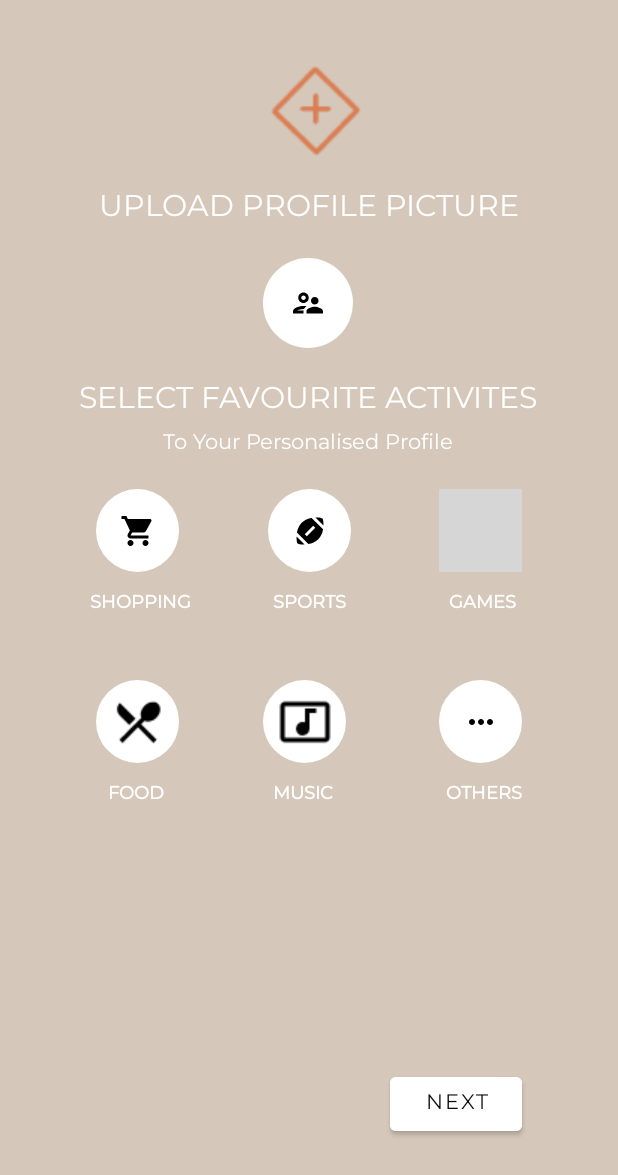
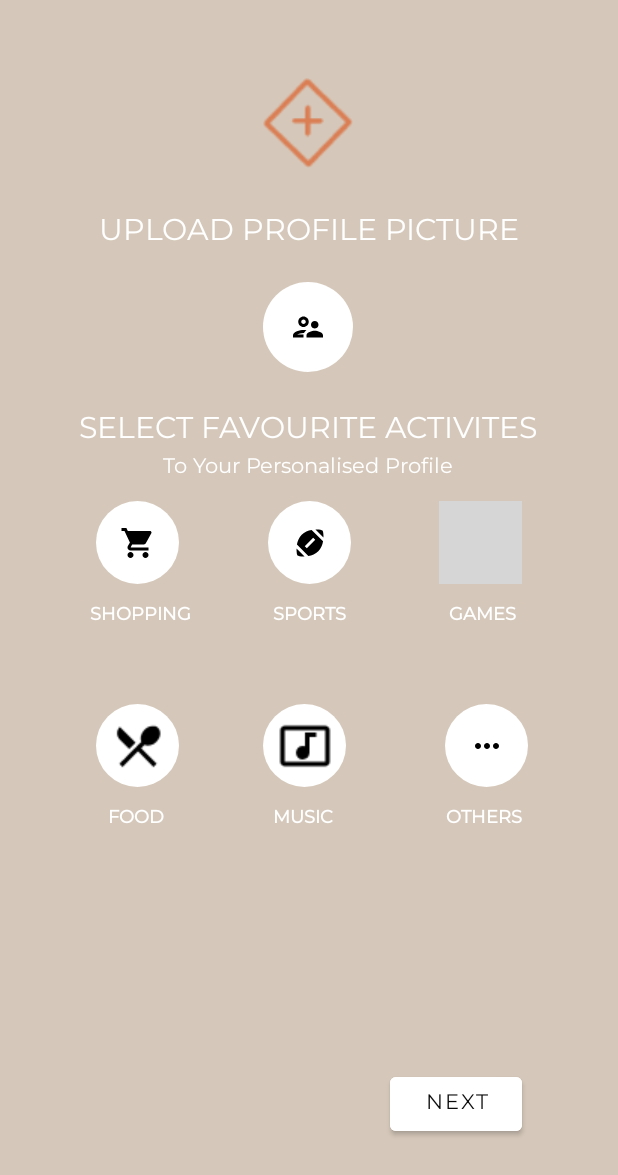
Before and after one commit to leeminhan/PostIt, an Android app: the ProfileSetupActivity screen opened directly, with no data from a screen before it, on a phone screen of 412 x 824 dp. Shown: the top 1175 px of the screen. Run offline under Robolectric (Android 15) with nearby library versions, the phone set to English and light mode, and no system bars; our stand-ins replace Volley; Roboto replaces fonts that are not available here; grey boxes are pictures that could not be loaded.

Commit message:
allsgood3

```diff
--- a/app/src/main/res/layout/profile_preferences_setup.xml
+++ b/app/src/main/res/layout/profile_preferences_setup.xml
@@ -24,7 +24,7 @@
         android:id="@+id/textView"
         android:layout_width="wrap_content"
         android:layout_height="wrap_content"
-        android:layout_marginTop="124dp"
+        android:layout_marginTop="140dp"
         android:fontFamily="@font/montserrat"
         android:gravity="center"
         android:text="Upload Profile Picture"
@@ -36,70 +36,27 @@
         app:layout_constraintStart_toStartOf="parent"
         app:layout_constraintTop_toTopOf="parent" />
 
-    <ImageButton
-        android:id="@+id/uploadProfileImageBtn"
-        android:layout_width="60dp"
-        android:layout_height="60dp"
-        android:layout_marginTop="172dp"
-        android:background="@drawable/rounded_button"
-        android:contentDescription="TODO"
-        android:src="@drawable/ic_user"
-        app:layout_constraintEnd_toEndOf="parent"
-        app:layout_constraintHorizontal_bias="0.498"
-        app:layout_constraintStart_toStartOf="parent"
-        app:layout_constraintTop_toTopOf="parent"
-        tools:srcCompat="@tools:sample/avatars" />
-
     <TextView
-        android:id="@+id/textView5"
-        android:layout_width="wrap_content"
-        android:layout_height="wrap_content"
-        android:layout_marginTop="20dp"
-        android:fontFamily="@font/montserrat"
-        android:gravity="center"
-        android:text="Select Favourite Activites"
-        android:textAlignment="center"
-        android:textAllCaps="true"
-        android:textColor="@color/colorPrimary"
-        android:textSize="20sp"
-        app:layout_constraintEnd_toEndOf="parent"
-        app:layout_constraintHorizontal_bias="0.495"
-        app:layout_constraintStart_toStartOf="parent"
-        app:layout_constraintTop_toBottomOf="@+id/uploadProfileImageBtn" />
-
-    <ImageButton
-        android:id="@+id/foodBtn"
-        android:layout_width="55dp"
-        android:layout_height="55dp"
-        android:layout_marginStart="64dp"
-        android:layout_marginTop="72dp"
-        android:background="@drawable/rounded_button"
-        app:layout_constraintEnd_toStartOf="@+id/musicBtn"
-        app:layout_constraintHorizontal_bias="0.0"
-        app:layout_constraintStart_toStartOf="parent"
-        app:layout_constraintTop_toBottomOf="@+id/shoppingBtn"
-        app:srcCompat="@drawable/category_food" />
-
-    <TextView
-        android:id="@+id/textView4"
+        android:id="@+id/textView9"
         android:layout_width="wrap_content"
         android:layout_height="wrap_content"
         android:layout_marginTop="12dp"
-        android:layout_marginEnd="68dp"
-        android:fontFamily="@font/montserrat"
-        android:text="@string/event_games_default_category"
+        android:gravity="center|center_vertical"
+        android:text="@string/category_music"
         android:textAllCaps="true"
         android:textColor="@color/colorPrimary"
         android:textSize="12sp"
         android:textStyle="bold"
         app:layout_constraintEnd_toEndOf="parent"
-        app:layout_constraintTop_toBottomOf="@+id/gamesBtn" />
+        app:layout_constraintHorizontal_bias="0.49"
+        app:layout_constraintStart_toStartOf="parent"
+        app:layout_constraintTop_toBottomOf="@+id/musicBtn" />
 
     <ImageButton
         android:id="@+id/sportsBtn"
         android:layout_width="55dp"
         android:layout_height="55dp"
-        android:layout_marginTop="20dp"
+        android:layout_marginTop="12dp"
         android:background="@drawable/rounded_button"
         android:contentDescription="TODO"
         app:layout_constraintEnd_toEndOf="parent"
@@ -126,25 +83,13 @@
         android:id="@+id/othersBtn"
         android:layout_width="55dp"
         android:layout_height="55dp"
-        android:layout_marginTop="72dp"
-        android:layout_marginEnd="64dp"
+        android:layout_marginTop="80dp"
+        android:layout_marginEnd="60dp"
         android:background="@drawable/rounded_button"
         android:contentDescription="TODO"
         app:layout_constraintEnd_toEndOf="parent"
         app:layout_constraintTop_toBottomOf="@+id/gamesBtn"
         app:srcCompat="@drawable/ic_category_others" />
-
-    <ImageButton
-        android:id="@+id/musicBtn"
-        android:layout_width="55dp"
-        android:layout_height="55dp"
-        android:layout_marginTop="72dp"
-        android:background="@drawable/rounded_button"
-        app:layout_constraintEnd_toEndOf="parent"
-        app:layout_constraintHorizontal_bias="0.491"
-        app:layout_constraintStart_toStartOf="parent"
-        app:layout_constraintTop_toBottomOf="@+id/sportsBtn"
-        app:srcCompat="@drawable/category_music" />
 
     <TextView
         android:id="@+id/textView3"
@@ -162,10 +107,50 @@
         app:layout_constraintTop_toBottomOf="@+id/sportsBtn" />
 
     <ImageButton
+        android:id="@+id/foodBtn"
+        android:layout_width="55dp"
+        android:layout_height="55dp"
+        android:layout_marginStart="64dp"
+        android:layout_marginTop="80dp"
+        android:background="@drawable/rounded_button"
+        app:layout_constraintEnd_toStartOf="@+id/musicBtn"
+        app:layout_constraintHorizontal_bias="0.0"
+        app:layout_constraintStart_toStartOf="parent"
+        app:layout_constraintTop_toBottomOf="@+id/shoppingBtn"
+        app:srcCompat="@drawable/category_food" />
+
+    <TextView
+        android:id="@+id/textView4"
+        android:layout_width="wrap_content"
+        android:layout_height="wrap_content"
+        android:layout_marginTop="12dp"
+        android:layout_marginEnd="68dp"
+        android:fontFamily="@font/montserrat"
+        android:text="@string/event_games_default_category"
+        android:textAllCaps="true"
+        android:textColor="@color/colorPrimary"
+        android:textSize="12sp"
+        android:textStyle="bold"
+        app:layout_constraintEnd_toEndOf="parent"
+        app:layout_constraintTop_toBottomOf="@+id/gamesBtn" />
+
+    <ImageButton
+        android:id="@+id/musicBtn"
+        android:layout_width="55dp"
+        android:layout_height="55dp"
+        android:layout_marginTop="80dp"
+        android:background="@drawable/rounded_button"
+        app:layout_constraintEnd_toEndOf="parent"
+        app:layout_constraintHorizontal_bias="0.491"
+        app:layout_constraintStart_toStartOf="parent"
+        app:layout_constraintTop_toBottomOf="@+id/sportsBtn"
+        app:srcCompat="@drawable/category_music" />
+
+    <ImageButton
         android:id="@+id/gamesBtn"
         android:layout_width="55dp"
         android:layout_height="55dp"
-        android:layout_marginTop="20dp"
+        android:layout_marginTop="12dp"
         android:layout_marginEnd="64dp"
         android:background="@drawable/rounded_button"
         app:layout_constraintEnd_toEndOf="parent"
@@ -179,7 +164,7 @@
         android:layout_width="55dp"
         android:layout_height="55dp"
         android:layout_marginStart="64dp"
-        android:layout_marginTop="20dp"
+        android:layout_marginTop="12dp"
         android:background="@drawable/rounded_button"
         app:layout_constraintStart_toStartOf="parent"
         app:layout_constraintTop_toBottomOf="@+id/textView6"
@@ -216,26 +201,9 @@
         app:layout_constraintTop_toBottomOf="@+id/foodBtn" />
 
     <TextView
-        android:id="@+id/textView9"
-        android:layout_width="wrap_content"
-        android:layout_height="wrap_content"
-        android:layout_marginTop="12dp"
-        android:gravity="center|center_vertical"
-        android:text="@string/category_music"
-        android:textAllCaps="true"
-        android:textColor="@color/colorPrimary"
-        android:textSize="12sp"
-        android:textStyle="bold"
-        app:layout_constraintEnd_toEndOf="parent"
-        app:layout_constraintHorizontal_bias="0.49"
-        app:layout_constraintStart_toStartOf="parent"
-        app:layout_constraintTop_toBottomOf="@+id/musicBtn" />
-
-    <TextView
         android:id="@+id/textView6"
         android:layout_width="wrap_content"
         android:layout_height="wrap_content"
-        android:layout_marginTop="4dp"
         android:fontFamily="@font/montserrat"
         android:gravity="center"
         android:text="@string/to_your_personalised_profile"
@@ -245,13 +213,44 @@
         app:layout_constraintStart_toStartOf="parent"
         app:layout_constraintTop_toBottomOf="@+id/textView5" />
 
+    <TextView
+        android:id="@+id/textView5"
+        android:layout_width="wrap_content"
+        android:layout_height="wrap_content"
+        android:layout_marginTop="24dp"
+        android:fontFamily="@font/montserrat"
+        android:gravity="center"
+        android:text="Select Favourite Activites"
+        android:textAlignment="center"
+        android:textAllCaps="true"
+        android:textColor="@color/colorPrimary"
+        android:textSize="20sp"
+        app:layout_constraintEnd_toEndOf="parent"
+        app:layout_constraintHorizontal_bias="0.495"
+        app:layout_constraintStart_toStartOf="parent"
+        app:layout_constraintTop_toBottomOf="@+id/uploadProfileImageBtn" />
+
+    <ImageButton
+        android:id="@+id/uploadProfileImageBtn"
+        android:layout_width="60dp"
+        android:layout_height="60dp"
+        android:layout_marginTop="188dp"
+        android:background="@drawable/rounded_button"
+        android:contentDescription="TODO"
+        android:src="@drawable/ic_user"
+        app:layout_constraintEnd_toEndOf="parent"
+        app:layout_constraintHorizontal_bias="0.498"
+        app:layout_constraintStart_toStartOf="parent"
+        app:layout_constraintTop_toTopOf="parent"
+        tools:srcCompat="@tools:sample/avatars" />
+
     <ImageView
         android:id="@+id/imageView"
         android:layout_width="60sp"
         android:layout_height="60sp"
-        android:layout_marginTop="44dp"
+        android:layout_marginTop="52dp"
         app:layout_constraintEnd_toEndOf="parent"
-        app:layout_constraintHorizontal_bias="0.513"
+        app:layout_constraintHorizontal_bias="0.498"
         app:layout_constraintStart_toStartOf="parent"
         app:layout_constraintTop_toTopOf="parent"
         app:srcCompat="@drawable/postit_icon" />
```
